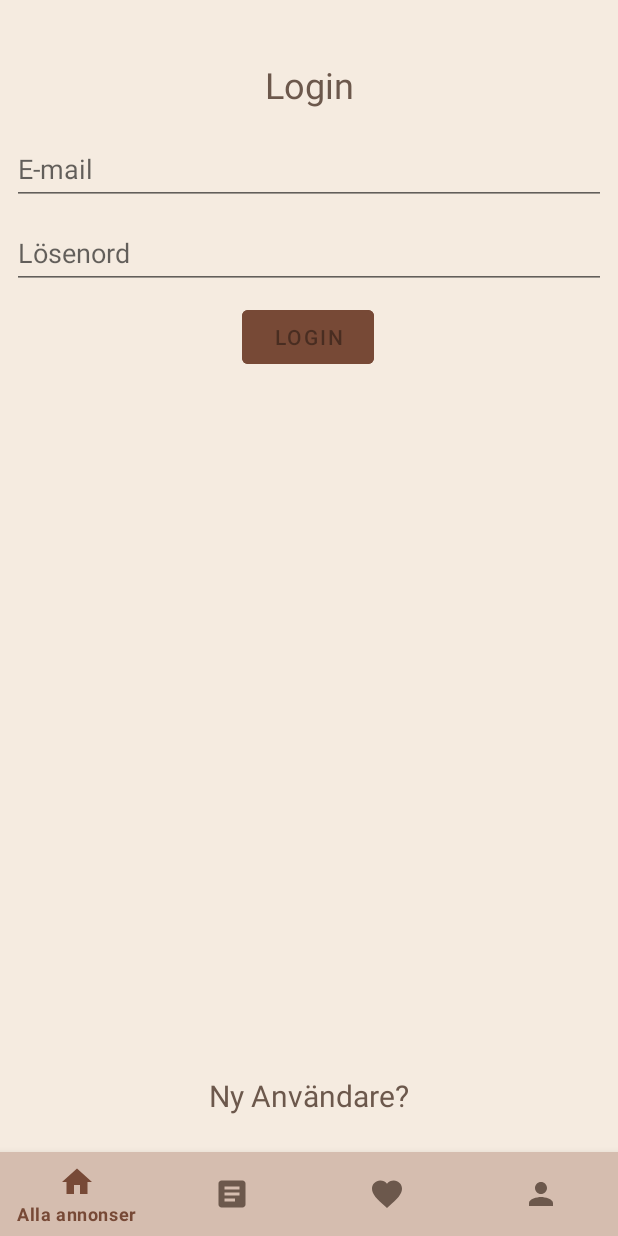
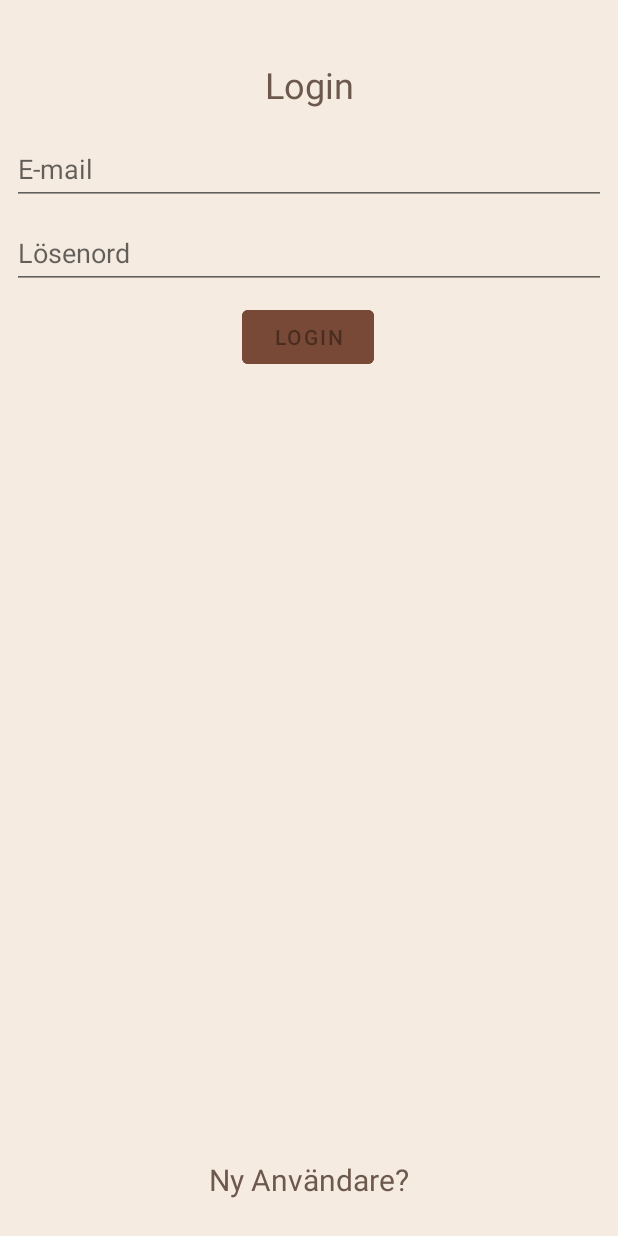
Before and after one commit to Bequiza/bytbok, an Android app: the screen it shows after launch (MainActivity), on a phone screen of 412 x 824 dp. Run offline under Robolectric (Android 15) with nearby library versions, the phone set to English and light mode, and no system bars; our stand-ins replace Firebase (no records; nobody signed in at launch, a user with empty details on screens opened directly), data binding, navigation-ui.

Commit message:
Hid bottomNavBar in loginFragment

```diff
--- a/app/src/main/java/se/rebeccazadig/bokholken/main/MainActivity.kt
+++ b/app/src/main/java/se/rebeccazadig/bokholken/main/MainActivity.kt
@@ -1,6 +1,7 @@
 package se.rebeccazadig.bokholken.main
 
 import android.os.Bundle
+import android.view.View
 import androidx.activity.viewModels
 import androidx.appcompat.app.AppCompatActivity
 import androidx.navigation.NavController
@@ -29,11 +30,13 @@ class MainActivity : AppCompatActivity() {
 
         binding.bottomNavigationView.setupWithNavController(navController)
 
-    viewModel.isLoggedIn.observe(this) { isLoggedIn ->
+        viewModel.isLoggedIn.observe(this) { isLoggedIn ->
             if (isLoggedIn == true) {
                 navController.navigate(R.id.action_to_advertsFragment)
+                binding.bottomNavigationView.visibility = View.VISIBLE
             } else {
                 navController.navigate(R.id.action_to_login_nav_graph)
+                binding.bottomNavigationView.visibility = View.GONE
             }
         }
     }
```
